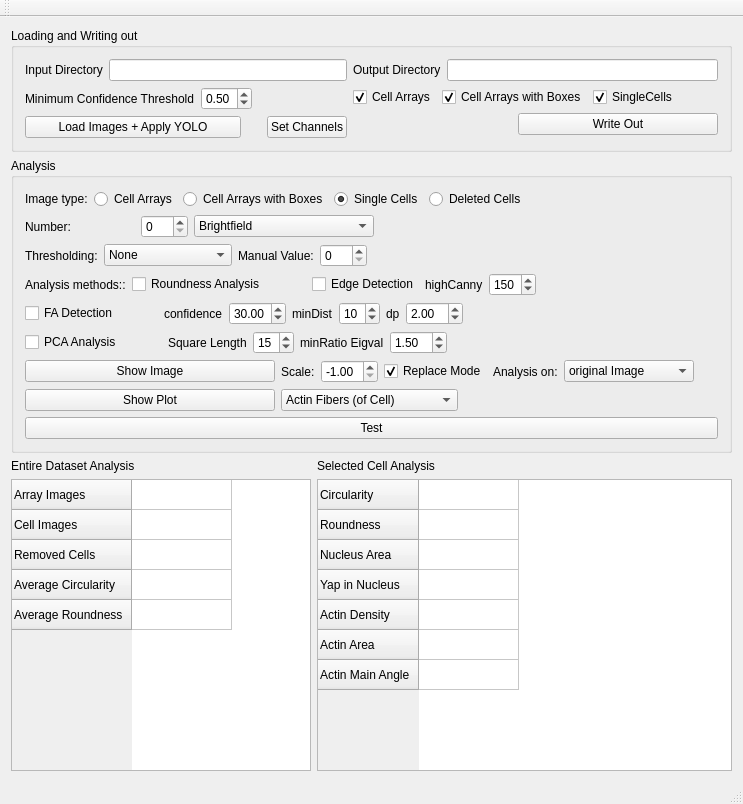
Kinbischi/CellForceAnalyzer, file CellForceAnalyzer/src/WindowMain.ui: the form before one commit.
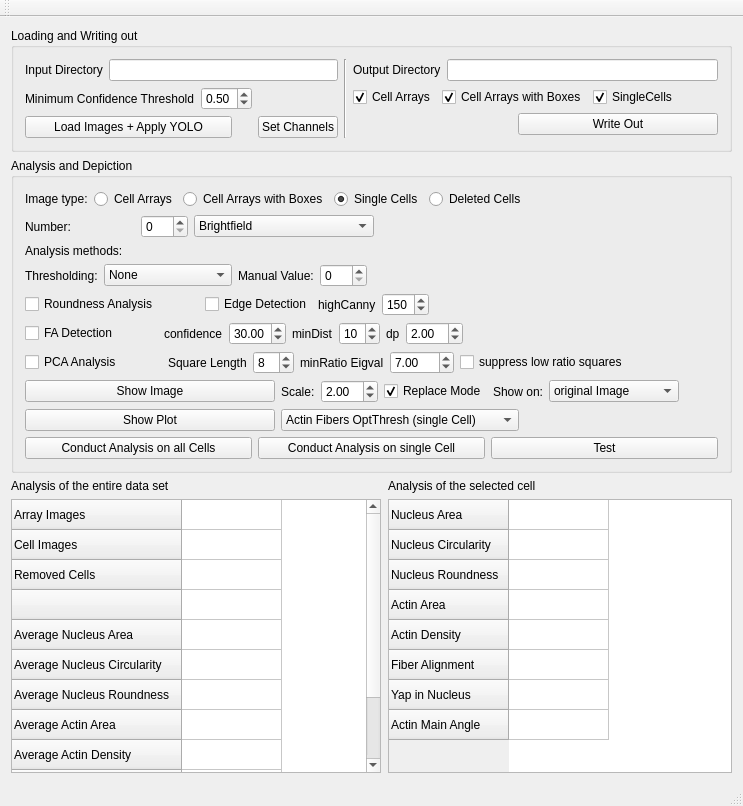
The form after the commit.

Commit message: before creating plotting class

```diff
--- a/CellForceAnalyzer/src/WindowMain.ui
+++ b/CellForceAnalyzer/src/WindowMain.ui
@@ -7,7 +7,7 @@
     <x>0</x>
     <y>0</y>
     <width>743</width>
-    <height>804</height>
+    <height>806</height>
    </rect>
   </property>
   <property name="sizePolicy">
@@ -142,6 +142,13 @@
            </item>
           </layout>
          </item>
+         <item>
+          <widget class="Line" name="line">
+           <property name="orientation">
+            <enum>Qt::Vertical</enum>
+           </property>
+          </widget>
+         </item>
          <item>
           <layout class="QVBoxLayout" name="verticalLayout_5">
            <item>
@@ -254,7 +261,7 @@
        </sizepolicy>
       </property>
       <property name="title">
-       <string>Analysis</string>
+       <string>Analysis and Depiction</string>
       </property>
       <layout class="QVBoxLayout" name="verticalLayout_6">
        <item>
@@ -418,6 +425,13 @@
            </item>
           </layout>
          </item>
+         <item>
+          <widget class="QLabel" name="label_12">
+           <property name="text">
+            <string>Analysis methods:</string>
+           </property>
+          </widget>
+         </item>
          <item>
           <layout class="QHBoxLayout" name="horizontalLayout_16">
            <property name="topMargin">
@@ -485,13 +499,6 @@
          </item>
          <item>
           <layout class="QHBoxLayout" name="horizontalLayout_15">
-           <item>
-            <widget class="QLabel" name="label_12">
-             <property name="text">
-              <string>Analysis methods::</string>
-             </property>
-            </widget>
-           </item>
            <item>
             <widget class="QCheckBox" name="checkBox_roundnessAnalysis">
              <property name="text">
@@ -671,7 +678,7 @@
            <item>
             <widget class="QSpinBox" name="spinBox_squareLengthPCA">
              <property name="value">
-              <number>15</number>
+              <number>8</number>
              </property>
             </widget>
            </item>
@@ -684,11 +691,21 @@
            </item>
            <item>
             <widget class="QDoubleSpinBox" name="doubleSpinBox_minEigValRatioPCA">
+             <property name="maximum">
+              <double>999.990000000000009</double>
+             </property>
              <property name="singleStep">
               <double>0.100000000000000</double>
              </property>
              <property name="value">
-              <double>1.500000000000000</double>
+              <double>7.000000000000000</double>
+             </property>
+            </widget>
+           </item>
+           <item>
+            <widget class="QCheckBox" name="checkBox_suppressLowEigValRatioSquares">
+             <property name="text">
+              <string>suppress low ratio squares</string>
              </property>
             </widget>
            </item>
@@ -738,7 +755,7 @@
               <double>10.000000000000000</double>
              </property>
              <property name="value">
-              <double>-1.000000000000000</double>
+              <double>2.000000000000000</double>
              </property>
             </widget>
            </item>
@@ -755,7 +772,7 @@
            <item>
             <widget class="QLabel" name="label_15">
              <property name="text">
-              <string>Analysis on:</string>
+              <string>Show on:</string>
              </property>
             </widget>
            </item>
@@ -822,7 +839,17 @@
              </property>
              <item>
               <property name="text">
-               <string>Actin Fibers (of Cell)</string>
+               <string>Actin Fibers OptThresh (single Cell)</string>
+              </property>
+             </item>
+             <item>
+              <property name="text">
+               <string>Actin Fibers Intensity (single Cell)</string>
+              </property>
+             </item>
+             <item>
+              <property name="text">
+               <string>Actin Fibers BothMethods (single Cell)</string>
               </property>
              </item>
              <item>
@@ -882,20 +909,110 @@
            </item>
           </layout>
          </item>
+         <item>
+          <layout class="QHBoxLayout" name="horizontalLayout_17">
+           <item>
+            <widget class="QPushButton" name="pushButton_conductAnalysisOnAllCells">
+             <property name="text">
+              <string>Conduct Analysis on all Cells</string>
+             </property>
+            </widget>
+           </item>
+           <item>
+            <widget class="QPushButton" name="pushButton_conductAnalysisOnSingleCell">
+             <property name="text">
+              <string>Conduct Analysis on single Cell</string>
+             </property>
+            </widget>
+           </item>
+           <item>
+            <widget class="QPushButton" name="pushButton_test">
+             <property name="text">
+              <string>Test</string>
+             </property>
+            </widget>
+           </item>
+          </layout>
+         </item>
         </layout>
        </item>
-       <item>
-        <widget class="QPushButton" name="pushButton_test">
-         <property name="text">
-          <string>Test</string>
-         </property>
-        </widget>
-       </item>
       </layout>
      </widget>
     </item>
     <item>
      <layout class="QGridLayout" name="gridLayout">
+      <property name="leftMargin">
+       <number>0</number>
+      </property>
+      <property name="rightMargin">
+       <number>0</number>
+      </property>
+      <property name="horizontalSpacing">
+       <number>7</number>
+      </property>
+      <item row="0" column="1">
+       <widget class="QLabel" name="label_8">
+        <property name="text">
+         <string>Analysis of the selected cell</string>
+        </property>
+       </widget>
+      </item>
+      <item row="1" column="1">
+       <widget class="QTableWidget" name="tableWidget_cell">
+        <property name="columnCount">
+         <number>1</number>
+        </property>
+        <attribute name="horizontalHeaderVisible">
+         <bool>false</bool>
+        </attribute>
+        <row>
+         <property name="text">
+          <string>Nucleus Area</string>
+         </property>
+        </row>
+        <row>
+         <property name="text">
+          <string>Nucleus Circularity</string>
+         </property>
+        </row>
+        <row>
+         <property name="text">
+          <string>Nucleus Roundness</string>
+         </property>
+        </row>
+        <row>
+         <property name="text">
+          <string>Actin Area</string>
+         </property>
+        </row>
+        <row>
+         <property name="text">
+          <string>Actin Density</string>
+         </property>
+        </row>
+        <row>
+         <property name="text">
+          <string>Fiber Alignment</string>
+         </property>
+        </row>
+        <row>
+         <property name="text">
+          <string>Yap in Nucleus</string>
+         </property>
+        </row>
+        <row>
+         <property name="text">
+          <string>Actin Main Angle</string>
+         </property>
+        </row>
+        <column/>
+        <item row="7" column="0">
+         <property name="text">
+          <string/>
+         </property>
+        </item>
+       </widget>
+      </item>
       <item row="1" column="0">
        <widget class="QTableWidget" name="tableWidget_all">
         <property name="sizePolicy">
@@ -906,13 +1023,13 @@
         </property>
         <property name="minimumSize">
          <size>
-          <width>300</width>
+          <width>370</width>
           <height>200</height>
          </size>
         </property>
         <property name="maximumSize">
          <size>
-          <width>300</width>
+          <width>400</width>
           <height>400</height>
          </size>
         </property>
@@ -939,82 +1056,59 @@
         </row>
         <row>
          <property name="text">
-          <string>Average Circularity</string>
+          <string/>
          </property>
         </row>
         <row>
          <property name="text">
-          <string>Average Roundness</string>
+          <string>Average Nucleus Area</string>
+         </property>
+        </row>
+        <row>
+         <property name="text">
+          <string>Average Nucleus Circularity</string>
+         </property>
+        </row>
+        <row>
+         <property name="text">
+          <string>Average Nucleus Roundness</string>
+         </property>
+        </row>
+        <row>
+         <property name="text">
+          <string>Average Actin Area</string>
+         </property>
+        </row>
+        <row>
+         <property name="text">
+          <string>Average Actin Density</string>
+         </property>
+        </row>
+        <row>
+         <property name="text">
+          <string>Average Fiber Alignment</string>
+         </property>
+        </row>
+        <row>
+         <property name="text">
+          <string>Average Yap in Nucleus</string>
+         </property>
+        </row>
+        <row>
+         <property name="text">
+          <string>Average Actin Main Angle</string>
          </property>
         </row>
         <column/>
        </widget>
       </item>
-      <item row="0" column="1">
-       <widget class="QLabel" name="label_8">
-        <property name="text">
-         <string>Selected Cell Analysis</string>
-        </property>
-       </widget>
-      </item>
       <item row="0" column="0">
        <widget class="QLabel" name="label_7">
         <property name="text">
-         <string>Entire Dataset Analysis</string>
+         <string>Analysis of the entire data set</string>
         </property>
        </widget>
       </item>
-      <item row="1" column="1">
-       <widget class="QTableWidget" name="tableWidget_cell">
-        <property name="columnCount">
-         <number>1</number>
-        </property>
-        <attribute name="horizontalHeaderVisible">
-         <bool>false</bool>
-        </attribute>
-        <row>
-         <property name="text">
-          <string>Circularity</string>
-         </property>
-        </row>
-        <row>
-         <property name="text">
-          <string>Roundness</string>
-         </property>
-        </row>
-        <row>
-         <property name="text">
-          <string>Nucleus Area</string>
-         </property>
-        </row>
-        <row>
-         <property name="text">
-          <string>Yap in Nucleus</string>
-         </property>
-        </row>
-        <row>
-         <property name="text">
-          <string>Actin Density</string>
-         </property>
-        </row>
-        <row>
-         <property name="text">
-          <string>Actin Area</string>
-         </property>
-        </row>
-        <row>
-         <property name="text">
-          <string>Actin Main Angle</string>
-         </property>
-        </row>
-        <column/>
-        <item row="6" column="0">
-         <property name="text">
-          <string/>
-         </property>
-        </item>
-       </widget>
-      </item>
      </layout>
     </item>
    </layout>
```
Left out of the diff: 10 changed lines with no effect on the pictures. The commit also changes 13 other files.
